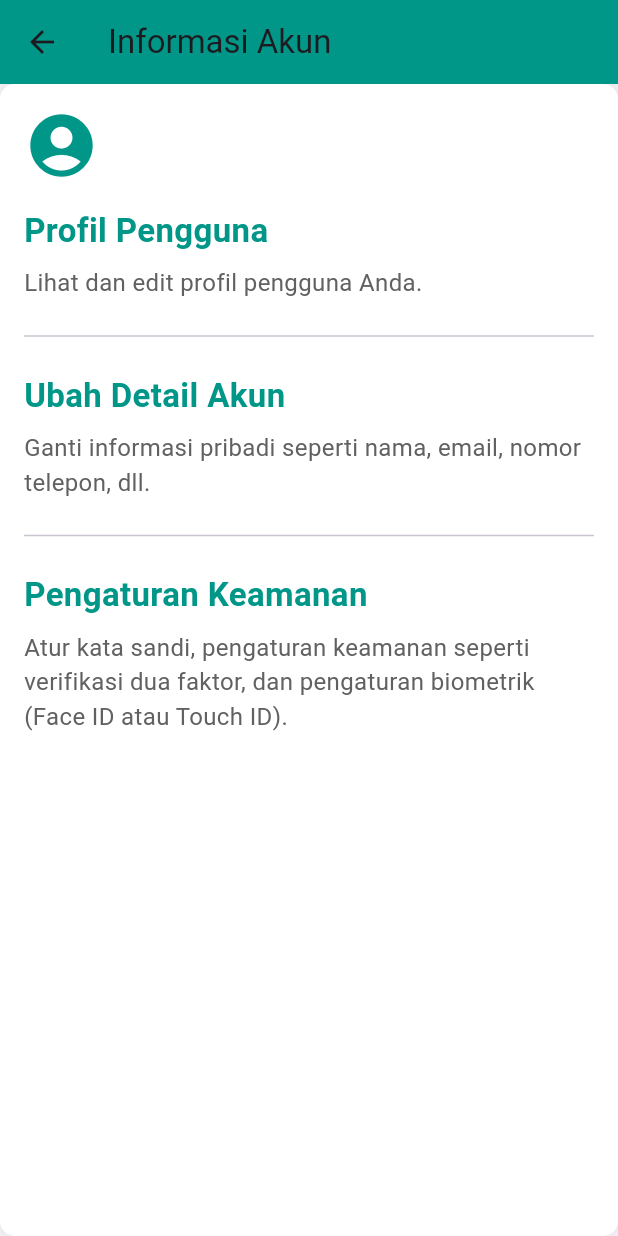
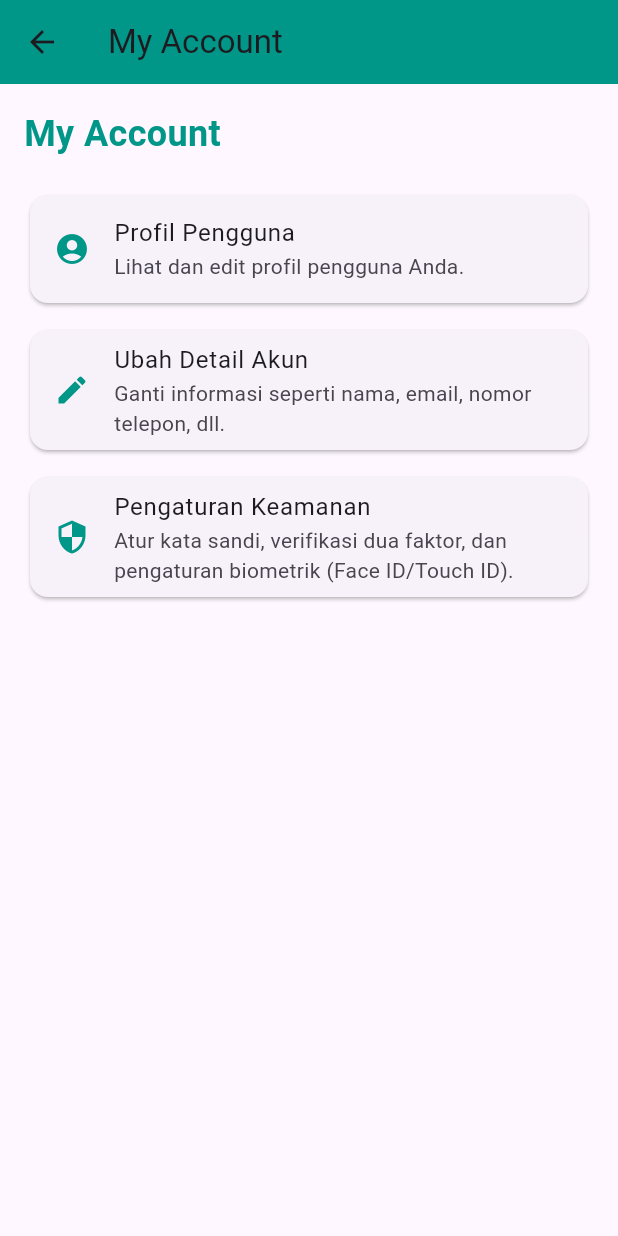
Before and after one commit to nisaafry25/Genio, a Flutter app: the MyAccountPage screen opened directly, on a phone screen of 412 x 824 dp. Run offline on Flutter 3.47's test engine with Material 3 defaults, Android fonts, the phone set to English and light mode, and no system bars.

Commit message:
Update dashboard_page.dart.dart

```diff
--- a/lib/dashboard_page.dart
+++ b/lib/dashboard_page.dart
@@ -307,50 +307,125 @@ class MyAccountPage extends StatelessWidget {
   Widget build(BuildContext context) {
     return Scaffold(
       appBar: AppBar(
-        title: Text('Informasi Akun'),
+        title: Text('My Account'),
         backgroundColor: Colors.teal,
       ),
-      body: Container(
+      body: ListView(
         padding: EdgeInsets.all(16.0),
-        decoration: BoxDecoration(
-          color: Colors.white,
-          boxShadow: [BoxShadow(color: Colors.grey.withOpacity(0.2), spreadRadius: 5, blurRadius: 10)],
-          borderRadius: BorderRadius.circular(10),
-        ),
-        child: Column(
-          crossAxisAlignment: CrossAxisAlignment.start,
-          children: [
-            Icon(Icons.account_circle, size: 50, color: Colors.teal),
-            SizedBox(height: 16),
-            Text(
-              'Profil Pengguna',
-              style: TextStyle(fontSize: 22, fontWeight: FontWeight.bold, color: Colors.teal),
+        children: [
+          // Judul
+          Text(
+            'My Account',
+            style: TextStyle(fontSize: 24, fontWeight: FontWeight.bold, color: Colors.teal),
+          ),
+          SizedBox(height: 20),
+
+          // Profil Pengguna
+          Card(
+            child: ListTile(
+              leading: Icon(Icons.account_circle, color: Colors.teal),
+              title: Text('Profil Pengguna'),
+              subtitle: Text('Lihat dan edit profil pengguna Anda.'),
+              onTap: () {
+                Navigator.push(
+                  context,
+                  MaterialPageRoute(builder: (context) => ProfileDetailsPage()),
+                );
+              },
             ),
-            SizedBox(height: 8),
-            Text('Lihat dan edit profil pengguna Anda.', style: TextStyle(fontSize: 16, color: Colors.grey[700])),
-            SizedBox(height: 16),
-            Divider(),
-            SizedBox(height: 16),
-            Text(
-              'Ubah Detail Akun',
-              style: TextStyle(fontSize: 22, fontWeight: FontWeight.bold, color: Colors.teal),
+          ),
+          SizedBox(height: 10),
+
+          // Ubah Detail Akun
+          Card(
+            child: ListTile(
+              leading: Icon(Icons.edit, color: Colors.teal),
+              title: Text('Ubah Detail Akun'),
+              subtitle: Text('Ganti informasi seperti nama, email, nomor telepon, dll.'),
+              onTap: () {
+                Navigator.push(
+                  context,
+                  MaterialPageRoute(builder: (context) => EditDetailsPage()),
+                );
+              },
             ),
-            SizedBox(height: 8),
-            Text('Ganti informasi pribadi seperti nama, email, nomor telepon, dll.', style: TextStyle(fontSize: 16, color: Colors.grey[700])),
-            SizedBox(height: 16),
-            Divider(),
-            SizedBox(height: 16),
-            Text(
-              'Pengaturan Keamanan',
-              style: TextStyle(fontSize: 22, fontWeight: FontWeight.bold, color: Colors.teal),
+          ),
+          SizedBox(height: 10),
+
+          // Pengaturan Keamanan
+          Card(
+            child: ListTile(
+              leading: Icon(Icons.security, color: Colors.teal),
+              title: Text('Pengaturan Keamanan'),
+              subtitle: Text(
+                  'Atur kata sandi, verifikasi dua faktor, dan pengaturan biometrik (Face ID/Touch ID).'),
+              onTap: () {
+                Navigator.push(
+                  context,
+                  MaterialPageRoute(builder: (context) => SecuritySettingsPage()),
+                );
+              },
             ),
-            SizedBox(height: 8),
-            Text('Atur kata sandi, pengaturan keamanan seperti verifikasi dua faktor, dan pengaturan biometrik (Face ID atau Touch ID).', style: TextStyle(fontSize: 16, color: Colors.grey[700])),
-          ],
-        ),
+          ),
+        ],
       ),
     );
   }
+}
+
+// Halaman Profil Pengguna
+class ProfileDetailsPage extends StatelessWidget {
+  @override
+  Widget build(BuildContext context) {
+    return Scaffold(
+      appBar: AppBar(
+        title: Text('Profil Pengguna'),
+        backgroundColor: Colors.teal,
+      ),
+      body: Center(
+        child: Text('Halaman Profil Pengguna'),
+      ),
+    );
+  }
+}
+
+// Halaman Ubah Detail Akun
+class EditDetailsPage extends StatelessWidget {
+  @override
+  Widget build(BuildContext context) {
+    return Scaffold(
+      appBar: AppBar(
+        title: Text('Ubah Detail Akun'),
+        backgroundColor: Colors.teal,
+      ),
+      body: Center(
+        child: Text('Halaman Ubah Detail Akun'),
+      ),
+    );
+  }
+}
+
+// Halaman Pengaturan Keamanan
+class SecuritySettingsPage extends StatelessWidget {
+  @override
+  Widget build(BuildContext context) {
+    return Scaffold(
+      appBar: AppBar(
+        title: Text('Pengaturan Keamanan'),
+        backgroundColor: Colors.teal,
+      ),
+      body: Center(
+        child: Text('Halaman Pengaturan Keamanan'),
+      ),
+    );
+  }
+}
+
+void main() {
+  runApp(MaterialApp(
+    debugShowCheckedModeBanner: false,
+    home: MyAccountPage(),
+  ));
 }
 
 class FaceIDPage extends StatelessWidget {
```
